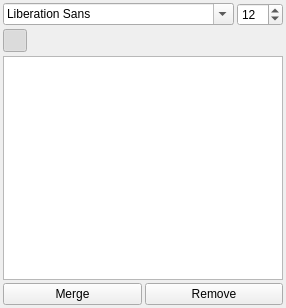
drawpile/Drawpile, file src/client/ui/textsettings.ui: the form before one commit.
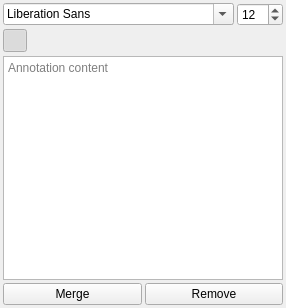
The form after the commit. Icons and pictures are not drawn. Custom widgets are drawn as their Qt base class.

The edit to the form file:
```diff
--- a/src/client/ui/textsettings.ui
+++ b/src/client/ui/textsettings.ui
@@ -300,7 +300,11 @@
     </layout>
    </item>
    <item>
-    <widget class="QTextEdit" name="content"/>
+    <widget class="QTextEdit" name="content">
+     <property name="placeholderText">
+      <string>Annotation content</string>
+     </property>
+    </widget>
    </item>
    <item>
     <layout class="QHBoxLayout">
```
